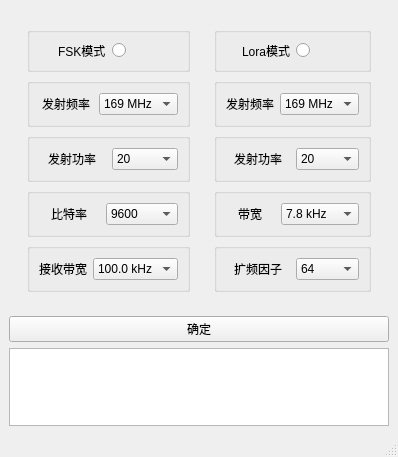
FuryMartin/SerialAssistant, file window.ui: the form before one commit.
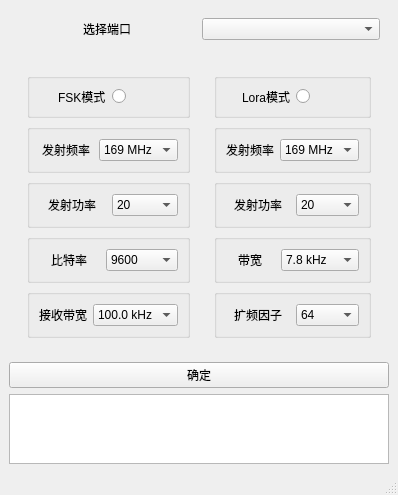
The form after the commit.

Commit message: 串口发送绑定完成

Diff of the .ui file:
```diff
--- a/window.ui
+++ b/window.ui
@@ -7,7 +7,7 @@
     <x>0</x>
     <y>0</y>
     <width>385</width>
-    <height>457</height>
+    <height>483</height>
    </rect>
   </property>
   <property name="windowTitle">
@@ -15,6 +15,22 @@
   </property>
   <widget class="QWidget" name="centralwidget">
    <layout class="QVBoxLayout" name="verticalLayout_3">
+    <item>
+     <widget class="QWidget" name="widget_4" native="true">
+      <layout class="QHBoxLayout" name="horizontalLayout">
+       <item alignment="Qt::AlignHCenter">
+        <widget class="QLabel" name="label_5">
+         <property name="text">
+          <string>选择端口</string>
+         </property>
+        </widget>
+       </item>
+       <item>
+        <widget class="QComboBox" name="port_selector"/>
+       </item>
+      </layout>
+     </widget>
+    </item>
     <item>
      <widget class="QWidget" name="widget_3" native="true">
       <layout class="QHBoxLayout" name="horizontalLayout_6">
```
The commit also changes 2 other files.
